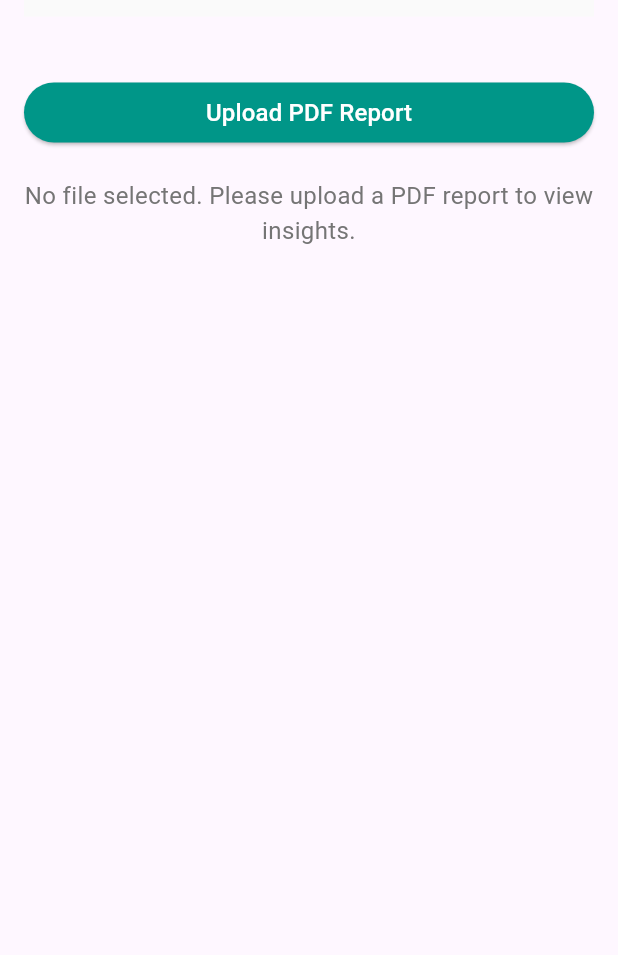
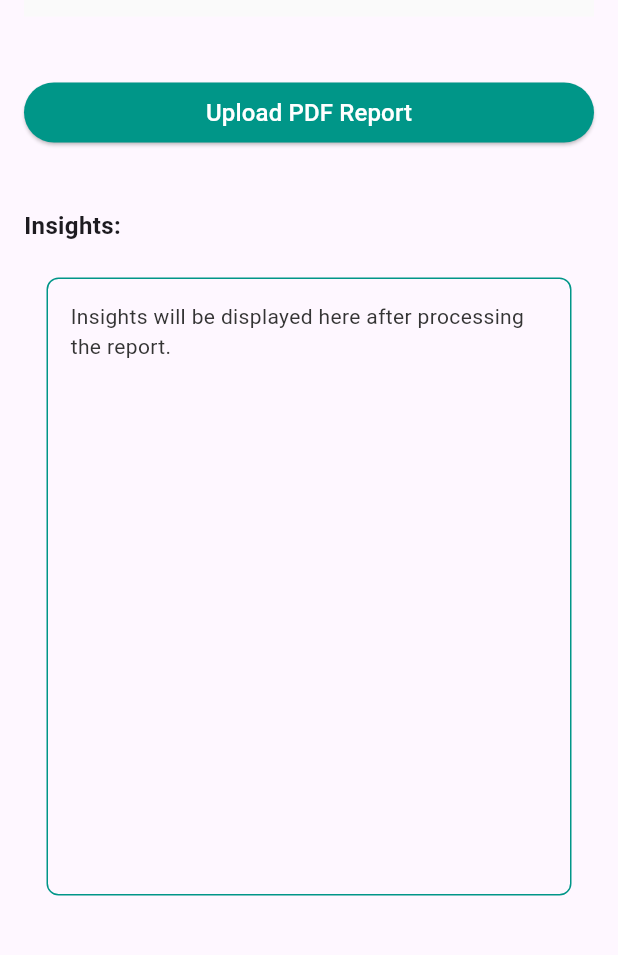
Before and after one commit to AmQuick869/amquick_draft, a Flutter app: the MedicalReportPage screen opened directly, after a tap on "Upload PDF Report", on a phone screen of 412 x 824 dp, the part 90-1045 px from its top. Run offline on Flutter 3.47's test engine with Material 3 defaults, Android fonts, the light colour scheme and no system bars; our stand-ins replace cloud_firestore, file_picker, firebase_auth, firebase_core, shared_preferences; accounts and stored records are empty; Roboto replaces fonts that are missing (Readex Pro).

Commit message:
Update medical_report.dart

```diff
--- a/lib/medical_report.dart
+++ b/lib/medical_report.dart
@@ -18,6 +18,8 @@ class _MedicalReportPageState extends State<MedicalReportPage> {
 
   String insights = "";
 
+  bool _isLoading = false;
+
   Future<void> uploadFile() async {
     try {
       // Pick file
@@ -31,7 +33,11 @@ class _MedicalReportPageState extends State<MedicalReportPage> {
       File file = File(result.files.single.path!);
       print('File selected: ${file.path}');
 
-      // Create request
+      _isLoading = true;
+      setState(() {
+
+      });
+
       var request = http.MultipartRequest(
         'POST',
         Uri.parse('https://fastapirender-6.onrender.com/generate-report/'),
@@ -52,7 +58,11 @@ class _MedicalReportPageState extends State<MedicalReportPage> {
         final data = jsonDecode(responseBody);
         insights = data["insights"];
 
-        setState(() {});
+        _isLoading = false;
+
+        setState(() {
+
+        });
       } else {
         print('Error: ${response.reasonPhrase}');
       }
@@ -61,24 +71,10 @@ class _MedicalReportPageState extends State<MedicalReportPage> {
     }
   }
 
-  Future<void> _pickPdf() async {
-    final result = await FilePicker.platform
-        .pickFiles(type: FileType.custom, allowedExtensions: ['pdf']);
-
-    if (result != null && result.files.single.path != null) {
-      setState(() {
-        _selectedPdf = File(result.files.single.path!);
-      });
-      print('PDF file selected: ${_selectedPdf!.path}');
-    } else {
-      print('No PDF file selected.');
-    }
-  }
-
   @override
   Widget build(BuildContext context) {
     return Scaffold(
-      body: Padding(
+      body: _isLoading ? Center(child: CircularProgressIndicator(color: Colors.teal,),) : Padding(
         padding: const EdgeInsets.all(16.0),
         child: SafeArea(
           top: true,
@@ -117,13 +113,7 @@ class _MedicalReportPageState extends State<MedicalReportPage> {
               ElevatedButton(
                 onPressed: () async {
                   print('Button pressed, picking PDF...');
-                  await _pickPdf();
-                  if (_selectedPdf != null) {
-                    print('Selected PDF: ${_selectedPdf!.path}');
                     await uploadFile();
-                  } else {
-                    print('No PDF selected, cannot upload.');
-                  }
                 },
                 style: ElevatedButton.styleFrom(
                   backgroundColor: Colors.teal,
@@ -134,25 +124,14 @@ class _MedicalReportPageState extends State<MedicalReportPage> {
                 ),
               ),
               SizedBox(height: 20),
-              if (_selectedPdf != null)
                 Column(
                   crossAxisAlignment: CrossAxisAlignment.start,
                   children: [
-                    Text(
-                      'Selected File:',
-                      style:
-                          TextStyle(fontSize: 16, fontWeight: FontWeight.bold),
-                    ),
-                    SizedBox(height: 8),
-                    Text(
-                      _selectedPdf!.path.split('/').last,
-                      style: TextStyle(fontSize: 14, color: Colors.grey[700]),
-                    ),
                     SizedBox(height: 20),
                     Text(
                       'Insights:',
                       style:
-                          TextStyle(fontSize: 16, fontWeight: FontWeight.bold),
+                      TextStyle(fontSize: 16, fontWeight: FontWeight.bold),
                     ),
                     SizedBox(height: 8),
                     Container(
@@ -164,26 +143,19 @@ class _MedicalReportPageState extends State<MedicalReportPage> {
                         borderRadius: BorderRadius.circular(8),
                       ),
                       child: SingleChildScrollView(
-                        child: Column(children: [
-                          Text(
-                            insights == ""
-                                ? 'Insights will be displayed here after processing the report.'
-                                : insights,
+                        child: Column(
+                          children: [Text(
+                            insights == "" ?
+                            'Insights will be displayed here after processing the report.' : insights,
                             style: TextStyle(
                                 fontSize: 14,
                                 color: const Color.fromARGB(255, 52, 52, 52)),
-                          ),
-                        ]),
+                          ),]
+                        ),
                       ),
                     ),
                   ],
                 )
-              else
-                Text(
-                  'No file selected. Please upload a PDF report to view insights.',
-                  style: TextStyle(fontSize: 16, color: Colors.grey[600]),
-                  textAlign: TextAlign.center,
-                ),
             ],
           ),
         ),
```
